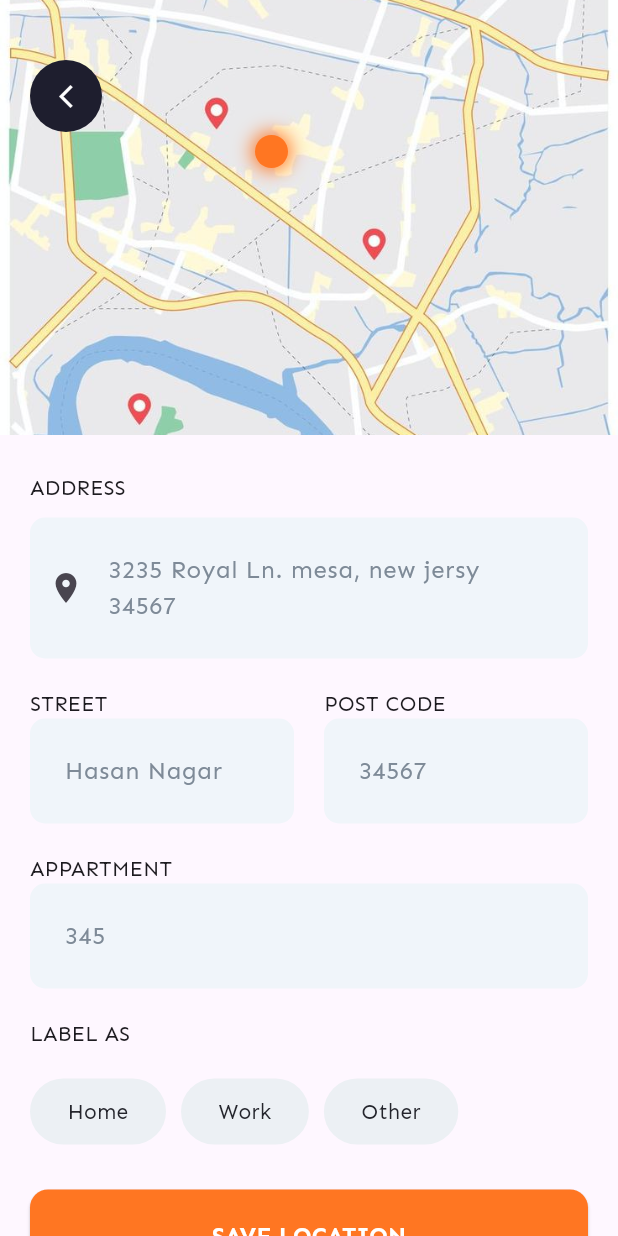
After one commit to YoussefSalem582/Food_App, a Flutter app: the AddAddressScreen screen opened directly, on a phone screen of 412 x 824 dp. The commit adds this screen. Run offline on Flutter 3.47's test engine with Material 3 defaults, Android fonts, the phone set to English and light mode, and no system bars; our stand-ins replace flutter_svg.

Commit message:
add profiles edit and address screens

```diff
--- a/lib/core/constants/app_images.dart
+++ b/lib/core/constants/app_images.dart
@@ -24,6 +24,12 @@ class AppImages {
   static const String logoutSvg = 'assets/icons/profile/logout.svg';
   static const String callSvg = 'assets/icons/profile/call.svg';
   static const String emailSvg = 'assets/icons/profile/email.svg';
+  static const String pencilSvg = 'assets/icons/pencil.svg';
+  static const String homeAddressSvg = 'assets/icons/home_address.svg';
+  static const String workAddressSvg = 'assets/icons/work_address.svg';
+  static const String editIconSvg = 'assets/icons/edit_icon.svg';
+  static const String deleteIconSvg = 'assets/icons/delete_icon.svg';
+  static const String map = 'assets/images/maps.jpeg';
 
 
 
--- a/lib/core/widgets/app_text_form_field.dart
+++ b/lib/core/widgets/app_text_form_field.dart
@@ -11,7 +11,7 @@ class CustomTextFormField extends StatelessWidget {
     this.validator,
     this.enabled = true,
     this.onTap,
-    this.onChanged,
+    this.onChanged, this.maxLines,
   });
 
   final String? hintText;
@@ -22,10 +22,12 @@ class CustomTextFormField extends StatelessWidget {
   final bool enabled;
   final Function()? onTap;
   final Function(String)? onChanged;
+  final int? maxLines;
 
   @override
   Widget build(BuildContext context) {
     return TextFormField(
+      maxLines: maxLines,
       enabled: enabled,
       keyboardType: keyboardType,
       validator: validator,
--- /dev/null
+++ b/lib/features/profile/screens/add_address_screen.dart
@@ -0,0 +1,153 @@
+import 'package:flutter/material.dart';
+import 'package:food_app/core/constants/app_images.dart';
+import 'package:food_app/core/functions/navigation.dart';
+import 'package:food_app/core/styles/app_colors.dart';
+import 'package:food_app/core/styles/app_text_styles.dart';
+import 'package:food_app/core/widgets/app_button.dart';
+import 'package:food_app/core/widgets/app_text_form_field.dart';
+import 'package:food_app/features/profile/widgets/custom_chip.dart';
+
+class AddAddressScreen extends StatelessWidget {
+  const AddAddressScreen({super.key});
+
+  @override
+  Widget build(BuildContext context) {
+    return Scaffold(
+      body: SingleChildScrollView(
+        child: Column(
+          crossAxisAlignment: CrossAxisAlignment.start,
+          children: [
+            Stack(
+              children: [
+                Image.asset(
+                  AppImages.map,
+                  height: 290,
+                  width: double.infinity,
+                  fit: BoxFit.cover,
+                ),
+                Padding(
+                  padding: const EdgeInsets.only(left: 20, top: 40),
+                  child: Container(
+                    decoration: const BoxDecoration(
+                      color: AppColors.patternColor,
+                      shape: BoxShape.circle,
+                    ),
+                    child: IconButton(
+                      icon: const Icon(
+                        Icons.arrow_back_ios_new,
+                        size: 18,
+                        color: AppColors.backgroundColor,
+                      ),
+                      onPressed: () {
+                        pop(context);
+                      },
+                    ),
+                  ),
+                ),
+                Positioned(
+                  left: 170,
+                  top: 90,
+                  child: Container(
+                    width: 22,
+                    height: 22,
+                    decoration: BoxDecoration(
+                      shape: BoxShape.circle,
+                      color: AppColors.primaryColor,
+                      boxShadow: [
+                        BoxShadow(
+                          color: AppColors.primaryColor,
+                          spreadRadius: 2,
+                          blurRadius: 10,
+                        ),
+                      ],
+                    ),
+                  ),
+                ),
+              ],
+            ),
+            Padding(
+              padding: const EdgeInsets.only(
+                left: 20,
+                right: 20,
+                top: 25,
+                bottom: 25,
+              ),
+              child: Column(
+                crossAxisAlignment: CrossAxisAlignment.start,
+                children: [
+                  Text("ADDRESS", style: TextStyles.caption1),
+                  SizedBox(height: 10),
+                  CustomTextFormField(
+                    prefixIcon: Icon(Icons.location_on),
+                    hintText: '3235 Royal Ln. mesa, new jersy 34567',
+                  ),
+                  SizedBox(height: 20),
+                  Row(
+                    children: [
+                      Expanded(
+                        child: Column(
+                          crossAxisAlignment: CrossAxisAlignment.start,
+                          children: [
+                            Text("STREET", style: TextStyles.caption1),
+                            CustomTextFormField(hintText: 'Hasan Nagar'),
+                          ],
+                        ),
+                      ),
+                      SizedBox(width: 20),
+                      Expanded(
+                        child: Column(
+                          crossAxisAlignment: CrossAxisAlignment.start,
+                          children: [
+                            Text("POST CODE", style: TextStyles.caption1),
+                            CustomTextFormField(hintText: '34567'),
+                          ],
+                        ),
+                      ),
+                    ],
+                  ),
+                  SizedBox(height: 20),
+                  Text("APPARTMENT", style: TextStyles.caption1),
+                  CustomTextFormField(hintText: '345'),
+                  SizedBox(height: 20),
+                  Text("LABEL AS", style: TextStyles.caption1),
+                  SizedBox(height: 20),
+                  Row(
+                    children: [
+                      CustomChip(
+                        label: 'Home',
+                        backgroundColor: AppColors.primaryColor,
+                        labelColor: AppColors.backgroundColor
+                        ),
+                      SizedBox(width: 10),
+                      CustomChip(
+                        label: 'Work',
+                        backgroundColor: AppColors.profileColor,
+                        labelColor: AppColors.blackColor
+                        ),
+                      SizedBox(width: 10),
+                      CustomChip(
+                        label: 'Other',
+                        backgroundColor: AppColors.profileColor,
+                        labelColor: AppColors.blackColor
+                        ),
+                      SizedBox(width: 10),
+                    ],
+                  ),
+                  SizedBox(height: 30),
+                  MainButton(
+                    text: "SAVE LOCATION",
+                    textStyle: TextStyles.title.copyWith(
+                      fontWeight: FontWeight.w700,
+                      color: AppColors.backgroundColor,
+                    ),
+                    onPressed: () {},
+                  ),
+                ],
+              ),
+            ),
+          ],
+        ),
+      ),
+    );
+  }
+}
--- a/lib/features/profile/screens/profile_screen.dart
+++ b/lib/features/profile/screens/profile_screen.dart
@@ -4,6 +4,7 @@ import 'package:food_app/core/constants/app_images.dart';
 import 'package:food_app/core/functions/navigation.dart';
 import 'package:food_app/core/styles/app_colors.dart';
 import 'package:food_app/core/styles/app_text_styles.dart';
+import 'package:food_app/features/profile/screens/profile_address_screen.dart';
 import 'package:food_app/features/profile/screens/profile_info_screen.dart';
 import 'package:food_app/features/profile/widgets/profile_section_container.dart';
 import 'package:food_app/features/profile/widgets/custom_list_tile.dart';
@@ -74,6 +75,9 @@ class ProfileScreen extends StatelessWidget {
                   CustomListTile(
                     label: "Addresses",
                     assetName: AppImages.addressSvg,
+                    onTap: (){
+                      pushTo(context, ProfileAddressScreen());
+                    },
                   ),
                 ],
               ),
--- /dev/null
+++ b/lib/features/profile/widgets/custom_chip.dart
@@ -0,0 +1,43 @@
+import 'package:flutter/material.dart';
+import 'package:food_app/core/styles/app_colors.dart';
+
+class CustomChip extends StatefulWidget {
+  const CustomChip({
+    super.key, required this.label, required this.backgroundColor, required this.labelColor,
+  });
+
+  final String label;
+  final Color backgroundColor;
+  final Color labelColor;
+
+  @override
+  State<CustomChip> createState() => _CustomChipState();
+}
+
+class _CustomChipState extends State<CustomChip> {
+  bool isSelected = false;
+  @override
+  Widget build(BuildContext context) {
+    return GestureDetector(
+      onTap: (){
+        setState(() {
+          isSelected = !isSelected;
+        });
+      },
+      child: Container(
+        padding: EdgeInsets.symmetric(
+          horizontal: 25,
+          vertical: 12,
+        ),
+        decoration: BoxDecoration(
+          color: isSelected ? AppColors.primaryColor : AppColors.profileColor,
+          borderRadius: BorderRadius.circular(30),
+        ),
+        child: Text(
+          widget.label,
+          style: TextStyle(color: isSelected ? AppColors.backgroundColor : AppColors.blackColor),
+        ),
+      ),
+    );
+  }
+}
```
Also changed, not shown: lib/features/profile/screens/profile_address_screen.dart (+67 -0 lines), lib/features/profile/screens/profile_edit_screen.dart (added, +104 -0 lines), lib/features/profile/screens/profile_info_screen.dart (+24 -8 lines), lib/features/profile/widgets/address_card.dart (added, +85 -0 lines), lib/features/profile/widgets/custom_list_tile.dart (+16 -15 lines), assets/icons/delete_icon.svg (added), assets/icons/edit_icon.svg (added), assets/icons/home_address.svg (added), assets/icons/pencil.svg (added), assets/icons/work_address.svg (added), assets/images/maps.jpeg (added).
